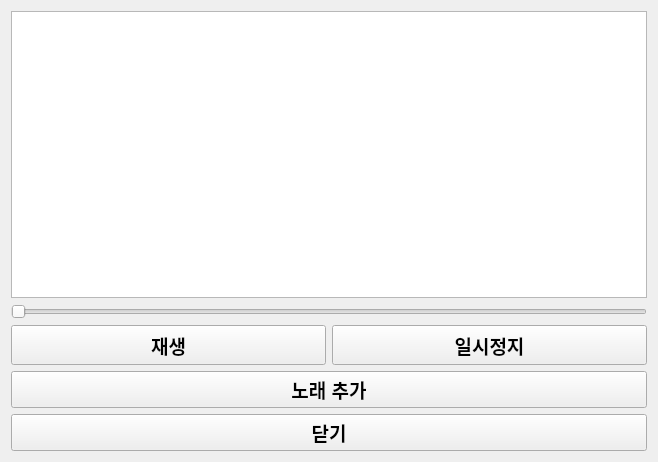
Old version of the form MusicPlayer/SongListsDialog.ui in the repository SY008197/gimgo2.
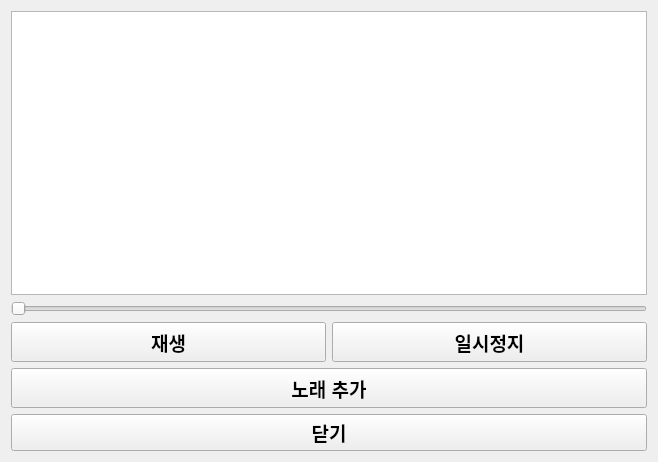
New version of the form.

Commit message: MainWindow.ui / SongListDialog.ui 로 분리작업

```diff
--- a/MusicPlayer/SongListsDialog.ui
+++ b/MusicPlayer/SongListsDialog.ui
@@ -77,7 +77,7 @@
      <property name="minimumSize">
       <size>
        <width>0</width>
-       <height>30</height>
+       <height>40</height>
       </size>
      </property>
      <property name="font">
```
The commit also changes 1 other file.
